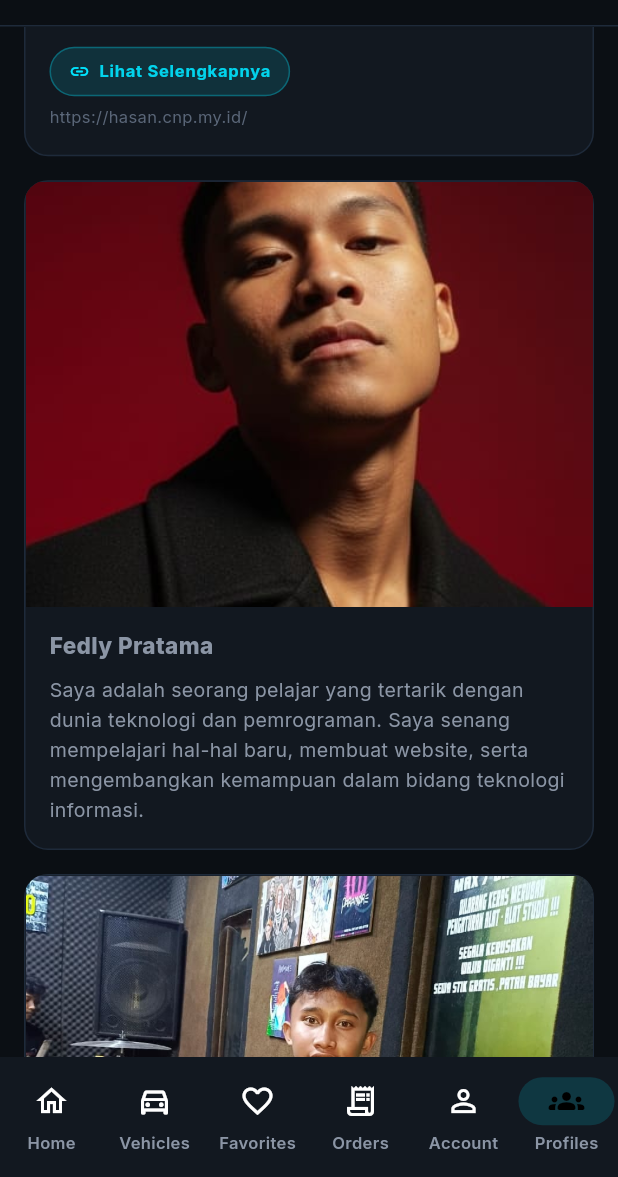
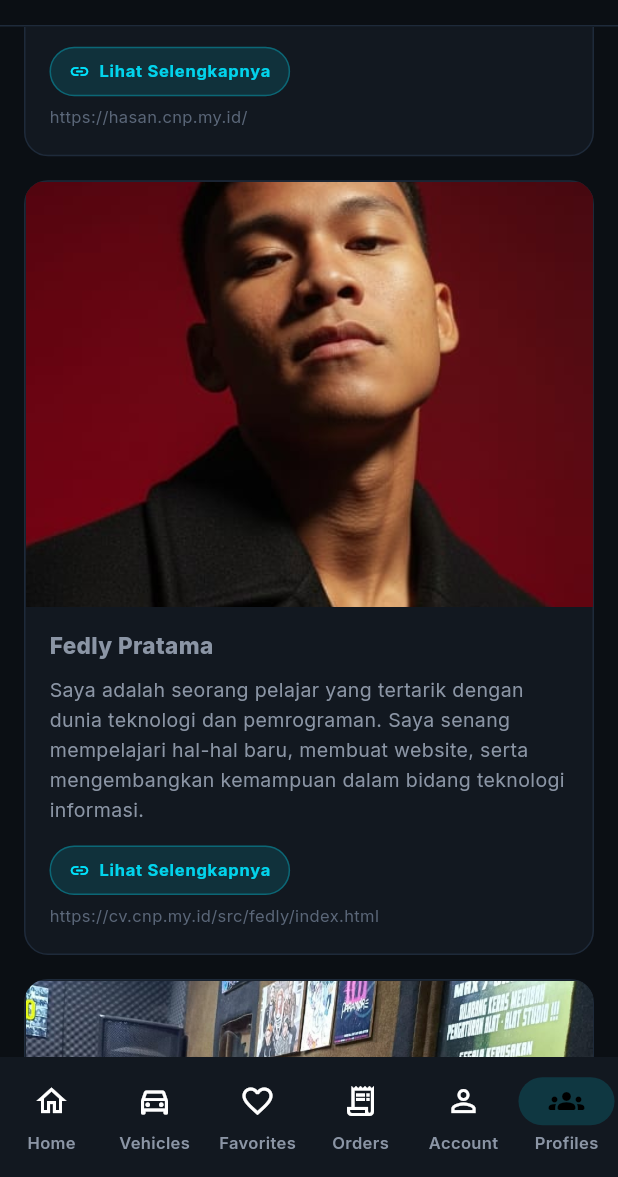
Before and after one commit to szmaou/YAW, a Flutter app: the ProfilesPage screen opened by its route, scrolled down 576 dp, on a phone screen of 412 x 824 dp, the part 59-1236 px from its top. Run offline on Flutter 3.47's test engine with Material 3 defaults, Android fonts, the phone set to English and light mode, and no system bars; our stand-ins replace cached_network_image, dio, equatable, flutter_riverpod, flutter_secure_storage, go_router and 3 more; accounts and stored records are empty.

Commit message:
Tambah link Fedly + rampingkan Makefile ke deploy & testing
- profiles: Fedly Pratama dapat chip Lihat Selengkapnya
  (https://cv.cnp.my.id/src/fedly/index.html)
- Makefile: hapus target dev/db/run/clean, sisa deploy (docker)
  + testing (verify, typecheck, analyze, test, health)
- AGENTS.md: selaraskan dokumentasi Makefile

```diff
--- a/lib/features/profile/presentation/pages/profiles_page.dart
+++ b/lib/features/profile/presentation/pages/profiles_page.dart
@@ -29,6 +29,7 @@ const _developers = <_Developer>[
     desc:
         'Saya adalah seorang pelajar yang tertarik dengan dunia teknologi dan pemrograman. '
         'Saya senang mempelajari hal-hal baru, membuat website, serta mengembangkan kemampuan dalam bidang teknologi informasi.',
+    link: 'https://cv.cnp.my.id/src/fedly/index.html',
   ),
   _Developer(
     name: 'Ilham Makhrus Salam',
```
Also changed, not shown: 4 other files.
